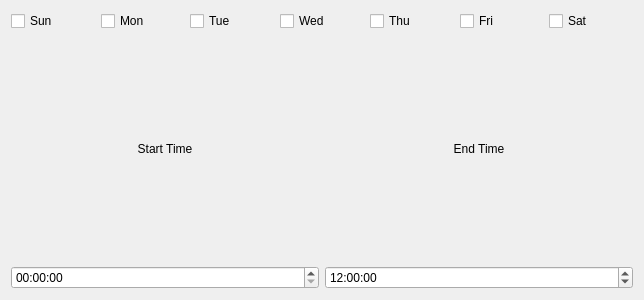
First picture: the form in ui/policy/policy_config.ui, repository wifievent/w, before the edit.
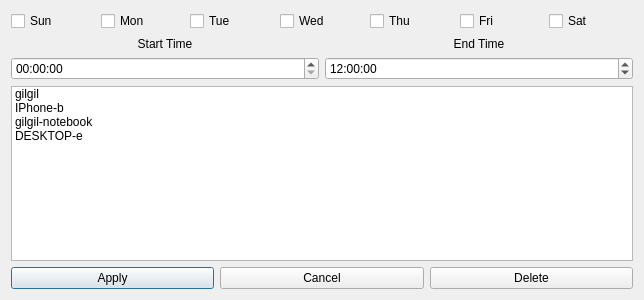
Second picture: the form after the edit.

Commit message: ✨ Add: policy configuration without db

Patch:
```diff
--- a/ui/policy/policy_config.ui
+++ b/ui/policy/policy_config.ui
@@ -126,10 +126,57 @@
     </layout>
    </item>
    <item>
-    <layout class="QHBoxLayout" name="horizontalLayout_6"/>
+    <layout class="QHBoxLayout" name="horizontalLayout_6">
+     <item>
+      <widget class="QListWidget" name="listWidget">
+       <item>
+        <property name="text">
+         <string>gilgil</string>
+        </property>
+       </item>
+       <item>
+        <property name="text">
+         <string>IPhone-b</string>
+        </property>
+       </item>
+       <item>
+        <property name="text">
+         <string>gilgil-notebook</string>
+        </property>
+       </item>
+       <item>
+        <property name="text">
+         <string>DESKTOP-e</string>
+        </property>
+       </item>
+      </widget>
+     </item>
+    </layout>
    </item>
    <item>
-    <layout class="QHBoxLayout" name="horizontalLayout_7"/>
+    <layout class="QHBoxLayout" name="horizontalLayout_7">
+     <item>
+      <widget class="QPushButton" name="applyButton">
+       <property name="text">
+        <string>Apply</string>
+       </property>
+      </widget>
+     </item>
+     <item>
+      <widget class="QPushButton" name="cancelButton">
+       <property name="text">
+        <string>Cancel</string>
+       </property>
+      </widget>
+     </item>
+     <item>
+      <widget class="QPushButton" name="deleteButton">
+       <property name="text">
+        <string>Delete</string>
+       </property>
+      </widget>
+     </item>
+    </layout>
    </item>
   </layout>
  </widget>
```
The commit also changes 2 other files.
